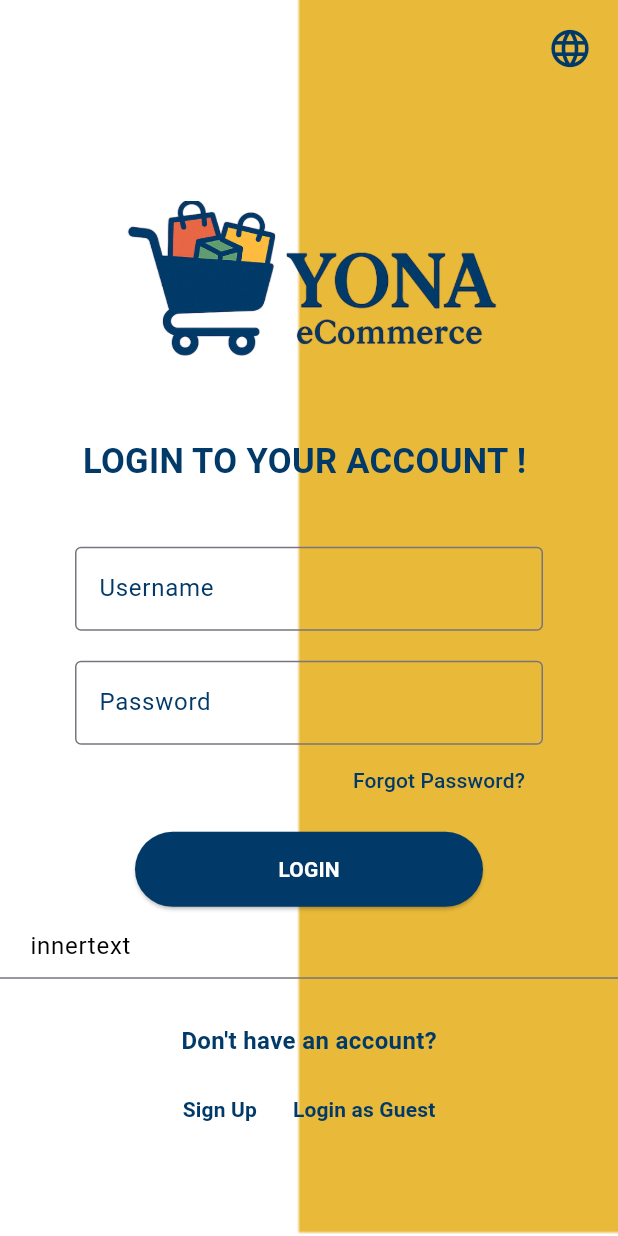
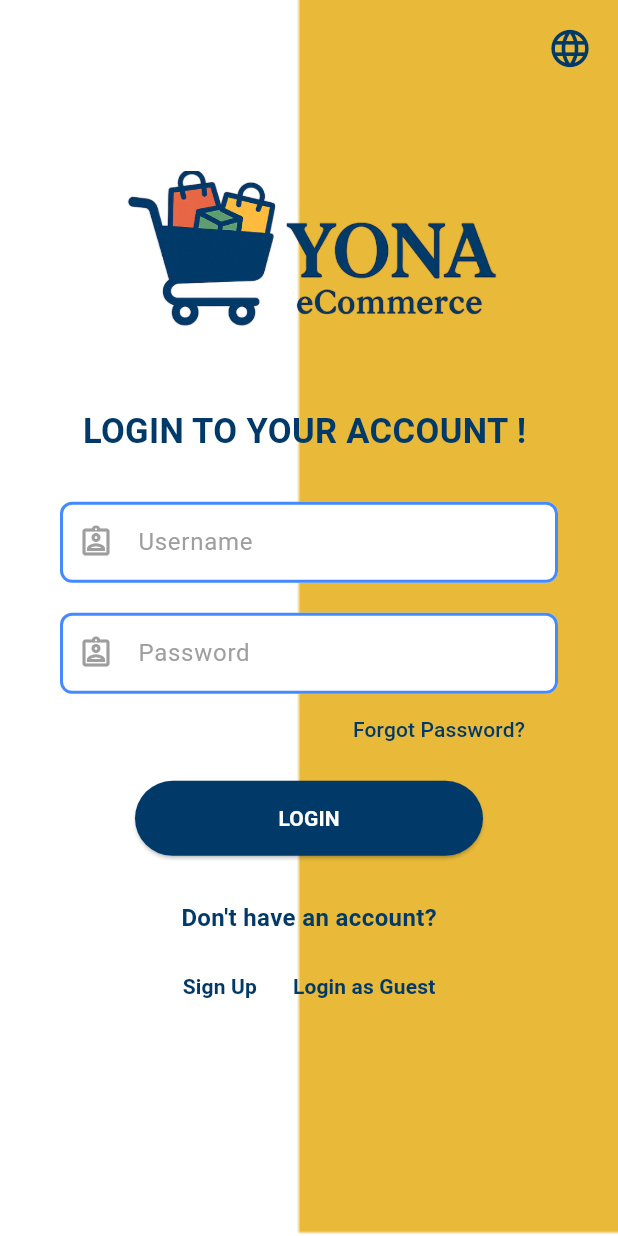
Before and after one commit to yoninani7/Yona_ecommerce, a Flutter app: the screen it shows after launch, on a phone screen of 412 x 824 dp. Run offline on Flutter 3.47's test engine with Material 3 defaults, Android fonts, the light colour scheme and no system bars.

Commit message:
Improved text form fields

```diff
--- a/yona_ecommerce/lib/main.dart
+++ b/yona_ecommerce/lib/main.dart
@@ -53,7 +53,7 @@ class _WelcomeState extends State<Welcome> {
 
               Padding(
                 padding: const EdgeInsets.only(
-                  top: 70.0,
+                  top: 50.0,
                   left: 50.0,
                   right: 50.0,
                 ),
@@ -74,35 +74,15 @@ class _WelcomeState extends State<Welcome> {
                   ),
                 ),
               ),
+              SizedBox(height: 30.0),
               Padding(
-                padding: const EdgeInsets.only(
-                  top: 40.0,
-                  left: 50.0,
-                  right: 50.0,
-                ),
-                child: TextField(
-                  decoration: InputDecoration(
-                    labelText: 'Username',
-                    labelStyle: TextStyle(color: Color(0xFF013968)),
-                    border: OutlineInputBorder(),
-                  ),
-                ),
-              ),
-              Padding(
-                padding: const EdgeInsets.only(
-                  top: 20.0,
-                  left: 50.0,
-                  right: 50.0,
-                ),
-                child: TextField(
-                  obscureText: true,
-                  decoration: InputDecoration(
-                    labelText: 'Password',
-                    labelStyle: TextStyle(color: Color(0xFF013968)),
-                    border: OutlineInputBorder(
-                      borderSide: BorderSide(color: Color(0xFF013968)),
-                    ),
-                  ),
+                padding: const EdgeInsets.only(left: 40.0, right: 40.0),
+                child: Column(
+                  children: [
+                    textFormField('Username'),
+                    SizedBox(height: 20.0),
+                    textFormField('Password'),
+                  ],
                 ),
               ),
               Align(
@@ -161,7 +141,6 @@ class _WelcomeState extends State<Welcome> {
                   ),
                 ),
               ),
-              textFormField('innertext'),
               Center(
                 child: Padding(
                   padding: const EdgeInsets.only(top: 30.0),
--- a/yona_ecommerce/lib/widgets/buttons.dart
+++ b/yona_ecommerce/lib/widgets/buttons.dart
@@ -1,8 +1,7 @@
 import 'package:flutter/material.dart';
 
-Widget button(TextEditingController controller,String innertext) {
+Widget button(String innertext) {
   return TextFormField(
-    controller: controller,
     readOnly: false,
     onTap: () {},
     decoration:  InputDecoration(
--- a/yona_ecommerce/lib/widgets/textFormField.dart
+++ b/yona_ecommerce/lib/widgets/textFormField.dart
@@ -6,9 +6,26 @@ Widget textFormField(String innertext) {
     onTap: () {},
     decoration: InputDecoration(
       hintText: innertext,
-      hintStyle: const TextStyle(color: Colors.black),
-      alignLabelWithHint: true,
-      contentPadding: const EdgeInsets.only(top: 5.0, left: 20.0, right: 40.0),
+      hintStyle: const TextStyle(color: Colors.grey),
+      filled: true,
+      fillColor: const Color.fromARGB(255, 255, 255, 255),
+      border: OutlineInputBorder(
+        borderRadius: BorderRadius.circular(8.0),
+        borderSide: BorderSide(color: Colors.blueAccent, width: 2.0),
+      ),
+      focusedBorder: OutlineInputBorder(
+        borderRadius: BorderRadius.circular(8.0),
+        borderSide: BorderSide(color: Colors.blue, width: 2.5),
+      ),
+      enabledBorder: OutlineInputBorder(
+        borderRadius: BorderRadius.circular(8.0),
+        borderSide: BorderSide(color: Colors.blueAccent, width: 2.0),
+      ),
+      contentPadding: const EdgeInsets.symmetric(
+        vertical: 15.0,
+        horizontal: 20.0,
+      ),
+      prefixIcon: Icon(Icons.assignment_ind_outlined, color: Colors.grey),
     ),
   );
 }
```
